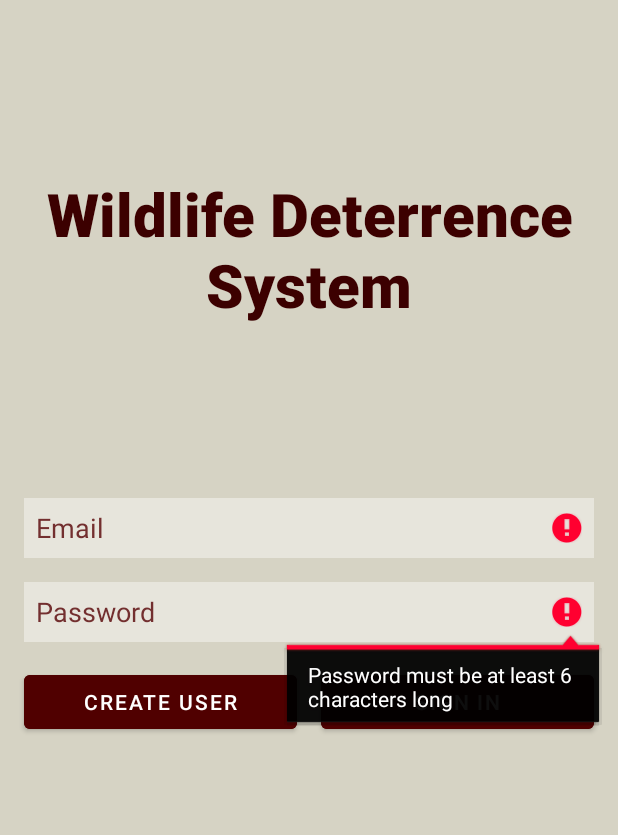
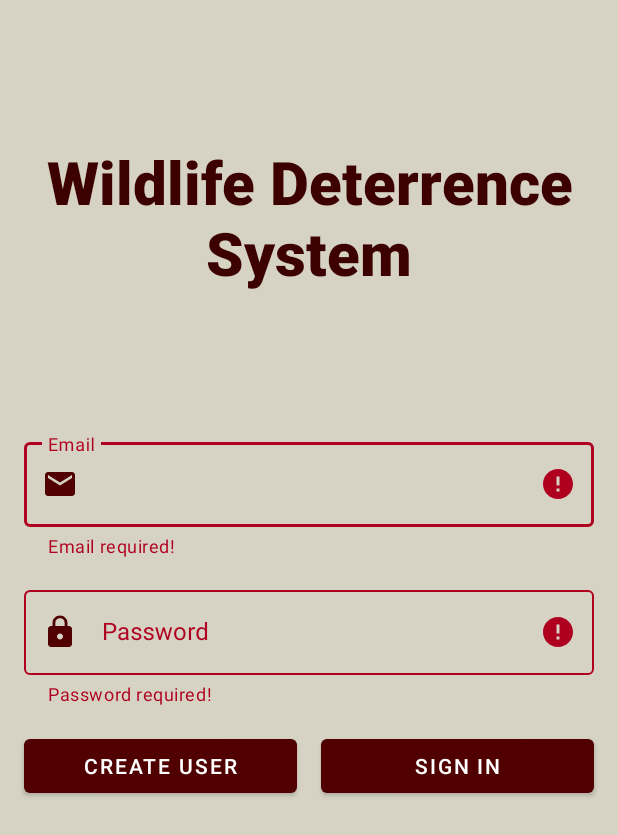
Before and after one commit to acoskuner500/WDS, an Android app: the screen it shows after launch (LoginActivity), after a tap on "CREATE USER", on a phone screen of 412 x 824 dp. Shown: the top 835 px of the screen. Run offline under Robolectric (Android 15) with nearby library versions, the phone set to English and light mode, and no system bars; our stand-ins replace Firebase (no records; nobody signed in at launch, a user with empty details on screens opened directly).

Commit message:
Layout and app theme improvements

```diff
--- a/app/src/main/java/com/example/wds/LoginActivity.kt
+++ b/app/src/main/java/com/example/wds/LoginActivity.kt
@@ -44,10 +44,7 @@ class LoginActivity : AppCompatActivity() {
                     startMain()
                 }
                 .addOnFailureListener {
-                    binding.etPass.apply{
-                        error = it.message!!
-                        requestFocus()
-                    }
+                    binding.tilPass.error = it.message
                 }
         }
     }
@@ -60,8 +57,7 @@ class LoginActivity : AppCompatActivity() {
                 }
                 .addOnFailureListener {
                     binding.etEmail.apply{
-                        error = it.message!!
-                        requestFocus()
+                        binding.tilEmail.error = it.message
                     }
                 }
         }
@@ -71,27 +67,23 @@ class LoginActivity : AppCompatActivity() {
         var emailGood = true
         var passGood = true
         with(binding) {
-            if (email.isEmpty()) {
-                etEmail.apply {
-                    error = "Email required"
-                    requestFocus()
+            tilEmail.error =
+                if (email.isEmpty()) {
+                    emailGood = false
+                    "Email required!"
+                } else null
+            tilPass.error =
+                when {
+                    password.isEmpty() -> {
+                        passGood = false
+                        "Password required!"
+                    }
+                    password.length < 6 -> {
+                        passGood = false
+                        "Password must be at least 6 characters long"
+                    }
+                    else -> null
                 }
-                emailGood = false
-            }
-            if (password.isEmpty()) {
-                etPass.apply {
-                    error = "Password required"
-                    requestFocus()
-                }
-                passGood = false
-            }
-            if (password.length < 6) {
-                etPass.apply {
-                    error = "Password must be at least 6 characters long"
-                    requestFocus()
-                }
-                passGood = false
-            }
         }
         return emailGood && passGood
     }
@@ -109,7 +101,7 @@ class LoginActivity : AppCompatActivity() {
             FirebaseMessaging.getInstance().subscribeToTopic("new-deterred")
                 .addOnCompleteListener { task ->
                     val msg =
-                        if (task.isSuccessful) "Successfully subscribed to notifications"
+                        if (task.isSuccessful) "Subscribed to notifications"
                         else "Failed to subscribe to notifications"
                     toast(this,msg)
                 }
--- a/app/src/main/java/com/example/wds/MainActivity.kt
+++ b/app/src/main/java/com/example/wds/MainActivity.kt
@@ -91,7 +91,7 @@ class MainActivity : AppCompatActivity() {
         FirebaseMessaging.getInstance().unsubscribeFromTopic("new-deterred")
             .addOnCompleteListener { task ->
                 val msg =
-                    if (task.isSuccessful) "Successfully unsubscribed from notifications"
+                    if (task.isSuccessful) "Unsubscribed from notifications"
                     else "Failed to unsubscribe from notifications"
                 toast(this,msg)
             }
--- /dev/null
+++ b/app/src/main/res/drawable/ic_email_24.xml
@@ -0,0 +1,5 @@
+<vector android:height="24dp" android:tint="#FFFFFF"
+    android:viewportHeight="24" android:viewportWidth="24"
+    android:width="24dp" xmlns:android="http://schemas.android.com/apk/res/android">
+    <path android:fillColor="@android:color/white" android:pathData="M20,4L4,4c-1.1,0 -1.99,0.9 -1.99,2L2,18c0,1.1 0.9,2 2,2h16c1.1,0 2,-0.9 2,-2L22,6c0,-1.1 -0.9,-2 -2,-2zM20,8l-8,5 -8,-5L4,6l8,5 8,-5v2z"/>
+</vector>
--- /dev/null
+++ b/app/src/main/res/drawable/ic_error_24.xml
@@ -0,0 +1,5 @@
+<vector android:height="24dp" android:tint="#FF0000"
+    android:viewportHeight="24" android:viewportWidth="24"
+    android:width="24dp" xmlns:android="http://schemas.android.com/apk/res/android">
+    <path android:fillColor="@android:color/white" android:pathData="M12,2C6.48,2 2,6.48 2,12s4.48,10 10,10 10,-4.48 10,-10S17.52,2 12,2zM13,17h-2v-2h2v2zM13,13h-2L11,7h2v6z"/>
+</vector>
--- /dev/null
+++ b/app/src/main/res/drawable/ic_lock_24.xml
@@ -0,0 +1,5 @@
+<vector android:height="24dp" android:tint="#FFFFFF"
+    android:viewportHeight="24" android:viewportWidth="24"
+    android:width="24dp" xmlns:android="http://schemas.android.com/apk/res/android">
+    <path android:fillColor="@android:color/white" android:pathData="M18,8h-1L17,6c0,-2.76 -2.24,-5 -5,-5S7,3.24 7,6v2L6,8c-1.1,0 -2,0.9 -2,2v10c0,1.1 0.9,2 2,2h12c1.1,0 2,-0.9 2,-2L20,10c0,-1.1 -0.9,-2 -2,-2zM12,17c-1.1,0 -2,-0.9 -2,-2s0.9,-2 2,-2 2,0.9 2,2 -0.9,2 -2,2zM15.1,8L8.9,8L8.9,6c0,-1.71 1.39,-3.1 3.1,-3.1 1.71,0 3.1,1.39 3.1,3.1v2z"/>
+</vector>
--- a/app/src/main/res/layout/activity_login.xml
+++ b/app/src/main/res/layout/activity_login.xml
@@ -3,9 +3,9 @@
     xmlns:tools="http://schemas.android.com/tools"
     android:layout_width="match_parent"
     android:layout_height="match_parent"
+    xmlns:app="http://schemas.android.com/apk/res-auto"
     android:background="@color/caramel_lite"
     android:clipChildren="false"
-    android:theme="@style/splashScreenTheme"
     tools:context=".LoginActivity">
 
     <RelativeLayout
@@ -32,48 +32,66 @@
         android:layout_centerInParent="true"
         android:clipChildren="false"
         android:clipToPadding="false"
-        android:orientation="vertical">
+        android:orientation="vertical"
+        android:paddingHorizontal="16dp">
 
-        <EditText
-            android:id="@+id/etEmail"
+        <com.google.android.material.textfield.TextInputLayout
+            android:id="@+id/tilEmail"
             android:layout_width="match_parent"
-            android:layout_height="40dp"
-            android:layout_marginHorizontal="16dp"
-            android:background="@color/color_disabled"
+            android:layout_height="wrap_content"
             android:hint="@string/hint_email"
-            android:importantForAutofill="no"
-            android:inputType="textEmailAddress"
-            android:paddingHorizontal="8dp"
-            android:textColorHint="@color/maroon_lite" />
+            app:startIconDrawable="@drawable/ic_email_24"
+            app:startIconTint="@color/maroon_main"
+            app:errorEnabled="true"
+            app:errorIconDrawable="@drawable/ic_error_24"
+            style="@style/Widget.MaterialComponents.TextInputLayout.OutlinedBox">
+            <com.google.android.material.textfield.TextInputEditText
+                android:id="@+id/etEmail"
+                android:layout_width="match_parent"
+                android:layout_height="wrap_content"
+                android:inputType="textEmailAddress"/>
+        </com.google.android.material.textfield.TextInputLayout>
 
-        <EditText
-            android:id="@+id/etPass"
+        <Space
             android:layout_width="match_parent"
-            android:layout_height="40dp"
-            android:layout_marginHorizontal="16dp"
-            android:layout_marginVertical="16dp"
-            android:background="@color/color_disabled"
+            android:layout_height="16dp" />
+
+        <com.google.android.material.textfield.TextInputLayout
+            android:id="@+id/tilPass"
+            android:layout_width="match_parent"
+            android:layout_height="wrap_content"
             android:hint="@string/hint_password"
-            android:importantForAutofill="no"
-            android:inputType="textPassword"
-            android:paddingHorizontal="8dp"
-            android:textColorHint="@color/maroon_lite" />
+            app:endIconMode="password_toggle"
+            app:startIconDrawable="@drawable/ic_lock_24"
+            app:startIconTint="@color/maroon_main"
+            app:errorEnabled="true"
+            app:errorIconDrawable="@drawable/ic_error_24"
+            app:endIconTint="@color/maroon_main"
+            style="@style/Widget.MaterialComponents.TextInputLayout.OutlinedBox">
+            <com.google.android.material.textfield.TextInputEditText
+                android:id="@+id/etPass"
+                android:layout_width="match_parent"
+                android:layout_height="wrap_content"
+                android:inputType="textPassword"/>
+        </com.google.android.material.textfield.TextInputLayout>
+
+        <Space
+            android:layout_width="match_parent"
+            android:layout_height="16dp" />
 
         <LinearLayout
             android:layout_width="match_parent"
             android:layout_height="wrap_content"
             android:clipChildren="false"
             android:clipToPadding="false"
-            android:orientation="horizontal"
-            android:paddingHorizontal="16dp">
+            android:orientation="horizontal">
 
             <Button
                 android:id="@+id/createUserButton"
                 android:layout_width="0dp"
-                android:layout_height="wrap_content"
+                android:layout_height="match_parent"
                 android:layout_weight="1"
-                android:backgroundTint="@color/maroon_main"
-                android:text="@string/create_user"/>
+                android:text="@string/create_user" />
 
             <Space
                 android:layout_width="16dp"
@@ -82,9 +100,8 @@
             <Button
                 android:id="@+id/loginButton"
                 android:layout_width="0dp"
-                android:layout_height="wrap_content"
+                android:layout_height="match_parent"
                 android:layout_weight="1"
-                android:backgroundTint="@color/maroon_main"
                 android:text="@string/sign_in" />
         </LinearLayout>
     </LinearLayout>
--- a/app/src/main/res/values/style.xml
+++ b/app/src/main/res/values/style.xml
@@ -1,26 +1,23 @@
 <?xml version="1.0" encoding="utf-8"?>
-<resources xmlns:tools="http://schemas.android.com/tools">
-    <!-- Base application theme. -->
+<resources>
     <style name="splashScreenTheme" parent="Theme.MaterialComponents.Light.NoActionBar">
         <item name="android:windowBackground" >@drawable/splash_image</item>
-        <item name="android:statusBarColor">@color/maroon_main</item>
-        <item name="android:windowDrawsSystemBarBackgrounds">false</item>
+        <item name="android:statusBarColor">@color/maroon_dark</item>
+        <item name="android:navigationBarColor">@color/maroon_dark</item>
         <item name="colorControlActivated">@color/maroon_dark</item>
+        <item name="colorPrimary">@color/maroon_main</item>
+        <item name="colorPrimaryDark">@color/maroon_dark</item>
+        <item name="colorOnPrimary">@color/white</item>
     </style>
     <style name="MainActivityTheme" parent="Theme.AppCompat.Light.NoActionBar">
-        <!--        Theme.MaterialComponents.DayNight.DarkActionBar-->
-        <!--        Theme.AppCompat.DayNight.DarkActionBar-->
-        <!-- Primary brand color. -->
         <item name="colorPrimary">@color/maroon_main</item>
-        <item name="colorPrimaryVariant">@color/maroon_dark</item>
+        <item name="colorPrimaryDark">@color/maroon_dark</item>
         <item name="colorOnPrimary">@color/white</item>
-        <!-- Secondary brand color. -->
         <item name="colorSecondary">@color/caramel_lite</item>
         <item name="colorSecondaryVariant">@color/caramel_main</item>
         <item name="colorOnSecondary">@color/black</item>
-        <!-- Status bar color. -->
-        <item name="android:statusBarColor" tools:targetApi="l">@color/maroon_dark</item>
-        <item name="android:navigationBarColor" tools:targetApi="l">@color/maroon_dark</item>
+        <item name="android:statusBarColor">@color/maroon_dark</item>
+        <item name="android:navigationBarColor">@color/maroon_dark</item>
     </style>
     <style name="AlertDialogTheme" parent="Theme.AppCompat.Light.Dialog.Alert">
         <item name="colorAccent">@color/maroon_main</item>
```
